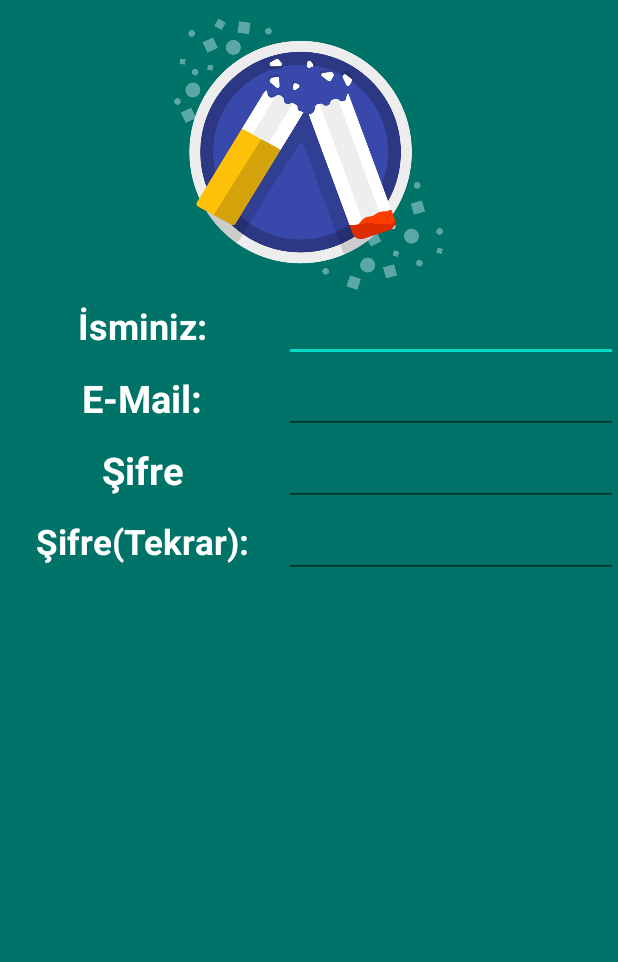
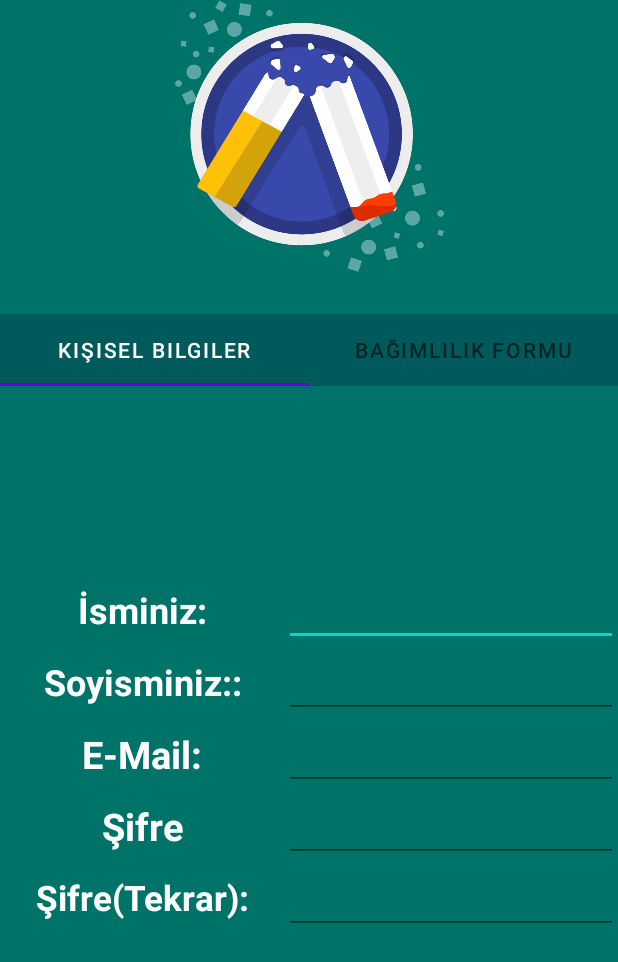
Before and after one commit to ddincerdem/QuitQuick, an Android app: the screen it shows after launch (RegisterActivity), on a phone screen of 412 x 824 dp. Shown: the top 962 px of the screen. Run offline under Robolectric (Android 15) with nearby library versions, the phone set to English and light mode, and no system bars.

```diff
--- a/app/build.gradle
+++ b/app/build.gradle
@@ -33,7 +33,9 @@ dependencies {
     implementation 'androidx.appcompat:appcompat:1.2.0'
     implementation 'com.google.android.material:material:1.3.0'
     implementation 'androidx.constraintlayout:constraintlayout:2.0.4'
+    implementation 'androidx.legacy:legacy-support-v4:1.0.0'
     testImplementation 'junit:junit:4.+'
     androidTestImplementation 'androidx.test.ext:junit:1.1.2'
     androidTestImplementation 'androidx.test.espresso:espresso-core:3.3.0'
+    implementation "androidx.viewpager2:viewpager2:1.0.0"
 }
--- /dev/null
+++ b/app/src/main/java/com/example/quitquick/FormAdapter.java
@@ -0,0 +1,38 @@
+package com.example.quitquick;
+
+
+import android.content.Context;
+
+
+import androidx.fragment.app.Fragment;
+import androidx.fragment.app.FragmentManager;
+import androidx.fragment.app.FragmentPagerAdapter;
+
+import java.lang.reflect.Constructor;
+
+public class FormAdapter extends FragmentPagerAdapter {
+    public Context context;
+    int totalTabs;
+
+    public FormAdapter(FragmentManager fm, Context context, int totalTabs) {
+        super(fm);
+        this.context = context;
+        this.totalTabs = totalTabs;
+    }
+
+    @Override
+    public int getCount() {
+        return totalTabs;
+    }
+
+    public Fragment getItem(int position){
+        switch (position){
+        case 0:
+            form1TabFragment frm1 = new form1TabFragment();
+            return frm1;
+        case 1:
+            form2TabFragment frm2 = new form2TabFragment();
+            return frm2;
+            default:return null;   }
+    }
+}
--- a/app/src/main/java/com/example/quitquick/RegisterActivity.java
+++ b/app/src/main/java/com/example/quitquick/RegisterActivity.java
@@ -1,16 +1,58 @@
 package com.example.quitquick;
 
 import androidx.appcompat.app.AppCompatActivity;
+import androidx.viewpager.widget.ViewPager;
+
 
 import android.os.Bundle;
 
+
+import com.google.android.material.tabs.TabLayout;
+
+
 public class RegisterActivity extends AppCompatActivity {
+    TabLayout tabLayout;
+    ViewPager viewPager;
+
+   // Button btnNext,btnStart,btnQuit;
+    float vv = 0;
+
 
     @Override
     protected void onCreate(Bundle savedInstanceState) {
+
         super.onCreate(savedInstanceState);
         setContentView(R.layout.activity_register);
-        getSupportActionBar().hide();
+
+        //btnNext = findViewById(R.id.btnNext);
+        viewPager = findViewById(R.id.view_pager);
+        tabLayout =  findViewById(R.id.tab_layout);
+
+
+
+
+
+        tabLayout.addTab(tabLayout.newTab().setText("Kişisel Bilgiler"));
+        tabLayout.addTab(tabLayout.newTab().setText("Bağımlılık Formu"));
+        tabLayout.setTabGravity(TabLayout.GRAVITY_FILL);
+
+        FormAdapter adp = new FormAdapter(getSupportFragmentManager(), this, tabLayout.getTabCount());
+        viewPager.setAdapter(adp);
+        viewPager.addOnPageChangeListener(new TabLayout.TabLayoutOnPageChangeListener(tabLayout));
+
+       // btnNext.setTranslationY(300);
+        tabLayout.setTranslationY(300);
+
+
+       // btnNext.setAlpha(vv);
+        tabLayout.setAlpha(vv);
+
+        //btnNext.animate().translationY(0).alpha(1).setDuration(1000).setStartDelay(400).start();
+        tabLayout.animate().translationY(0).alpha(1).setDuration(1000).setStartDelay(600).start();
+
+
+
+
 
     }
 }
--- /dev/null
+++ b/app/src/main/java/com/example/quitquick/form1TabFragment.java
@@ -0,0 +1,30 @@
+package com.example.quitquick;
+
+import android.view.LayoutInflater;
+import android.view.View;
+import android.os.Bundle;
+import android.view.ViewGroup;
+import android.widget.Button;
+import android.widget.EditText;
+
+import androidx.fragment.app.Fragment;
+
+public class form1TabFragment extends Fragment {
+
+
+    EditText etName,etEmail,etPassword,etPasswordConf;
+
+    @Override
+    public View onCreateView(LayoutInflater inflater, ViewGroup container, Bundle savedInstanceState){
+        ViewGroup root = (ViewGroup) inflater.inflate(R.layout.form1_fragment,container,false);
+
+        etName = root.findViewById(R.id.etName);
+        etEmail = root.findViewById(R.id.etEmail);
+        etPassword = root.findViewById(R.id.etPassword);
+        etPasswordConf = root.findViewById(R.id.etPasswordConf);
+
+
+
+        return root;
+    }
+}
--- /dev/null
+++ b/app/src/main/java/com/example/quitquick/form2TabFragment.java
@@ -0,0 +1,46 @@
+package com.example.quitquick;
+
+import android.os.Bundle;
+import android.view.LayoutInflater;
+import android.view.View;
+import android.view.ViewGroup;
+import android.widget.Button;
+
+import androidx.fragment.app.DialogFragment;
+import androidx.fragment.app.Fragment;
+
+public class form2TabFragment extends Fragment {
+
+    Button btnStart,btnQuit;
+
+    @Override
+    public View onCreateView(LayoutInflater inflater, ViewGroup container, Bundle savedInstanceState){
+        ViewGroup root = (ViewGroup) inflater.inflate(R.layout.form2_fragment,container,false);
+
+        btnStart=root.findViewById(R.id.btnPickStart);
+        btnQuit=root.findViewById(R.id.btnPickQuickDate);
+
+        btnQuit.setOnClickListener(v -> {
+
+
+            DialogFragment picker = new DatePicker();
+
+            picker.show(getFragmentManager(), "datePicker");
+
+        });
+
+        btnStart.setOnClickListener(v -> {
+
+            DialogFragment picker = new DatePicker();
+
+            picker.show(getFragmentManager(), "datePicker");
+
+        });
+
+
+
+
+        return root;
+    }
+
+}
--- /dev/null
+++ b/app/src/main/res/drawable/vie_bg.xml
@@ -0,0 +1,7 @@
+<?xml version="1.0" encoding="utf-8"?>
+<shape xmlns:android="http://schemas.android.com/apk/res/android">
+    android:shape="rectangle">
+    <solid android:color="@color/green3"/>
+    <corners android:topLeftRadius="40dp"
+        android:topRightRadius="40dp"/>
+</shape>
--- a/app/src/main/res/layout/activity_register.xml
+++ b/app/src/main/res/layout/activity_register.xml
@@ -7,151 +7,57 @@
     tools:context=".RegisterActivity"
     android:background="@color/green3">
 
-    <LinearLayout
+
+    <ImageView
+        android:id="@+id/imageView"
+        android:layout_width="235dp"
+        android:layout_height="181dp"
+        android:layout_gravity="center"
+        app:layout_constraintEnd_toEndOf="parent"
+        app:layout_constraintStart_toStartOf="parent"
+        app:layout_constraintTop_toTopOf="parent"
+        app:srcCompat="@drawable/ic_main_icon" />
+
+    <androidx.constraintlayout.widget.ConstraintLayout
         android:layout_width="match_parent"
-        android:layout_height="match_parent"
-        android:orientation="vertical"
+        android:layout_height="0dp"
+        app:layout_constraintHeight_percent=".78"
+        app:layout_constraintVertical_bias="1"
         app:layout_constraintBottom_toBottomOf="parent"
         app:layout_constraintEnd_toEndOf="parent"
         app:layout_constraintStart_toStartOf="parent"
         app:layout_constraintTop_toTopOf="parent"
-        app:layout_constraintVertical_bias="0.0">
+        android:background="@drawable/vie_bg">
+            <androidx.viewpager.widget.ViewPager
+                android:id="@+id/view_pager"
+                android:layout_width="match_parent"
+                android:layout_height="0dp"
+                app:layout_constraintHorizontal_bias="0"
+                app:layout_constraintHeight_percent=".7"
+                app:layout_constraintBottom_toBottomOf="parent"
+                app:layout_constraintEnd_toEndOf="parent"
+                app:layout_constraintStart_toStartOf="parent"
+                app:layout_constraintTop_toTopOf="parent"/>
 
-        <LinearLayout
+        <com.google.android.material.tabs.TabLayout
+            android:id="@+id/tab_layout"
             android:layout_width="match_parent"
-            android:layout_height="match_parent"
-            android:orientation="vertical">
+            android:layout_height="wrap_content"
+            android:background="@color/green2"
+            app:tabSelectedTextColor="@color/white"
+            app:layout_constraintBottom_toBottomOf="parent"
+            app:layout_constraintEnd_toEndOf="parent"
+            app:layout_constraintHorizontal_bias="0.0"
+            app:layout_constraintStart_toStartOf="parent"
+            app:layout_constraintTop_toTopOf="parent"
+            app:layout_constraintVertical_bias="0.047" />
 
-            <ImageView
-                android:id="@+id/imageView"
-                android:layout_width="235dp"
-                android:layout_height="181dp"
-                android:layout_gravity="center"
-                android:layout_marginTop="12dp"
-                app:srcCompat="@drawable/ic_main_icon" />
+    </androidx.constraintlayout.widget.ConstraintLayout>
 
-            <TableLayout
-                android:layout_width="match_parent"
-                android:layout_height="match_parent">
 
-                <TableRow
-                    android:layout_width="match_parent"
-                    android:layout_height="match_parent"
-                    android:gravity="center"
-                    >
 
-                    <TextView
-                        android:id="@+id/tvName"
-                        android:layout_width="wrap_content"
-                        android:layout_height="match_parent"
-                        android:layout_weight="1"
-                        android:gravity="center"
-                        android:text="İsminiz:"
-                        android:textColor="@color/white"
-                        android:textSize="24dp"
-                        android:textStyle="bold" />
 
-                    <EditText
-                        android:id="@+id/etName"
-                        android:layout_width="wrap_content"
-                        android:layout_height="wrap_content"
-                        android:layout_weight="1"
-                        android:ems="10"
-                        android:inputType="textPersonName"
-                        android:maxLength="20"
-                        android:maxLines="1"
-                        android:textColor="@color/white"
-                        android:textSize="20dp" />
 
-                </TableRow>
 
-                <TableRow
-                    android:layout_width="match_parent"
-                    android:layout_height="match_parent" >
 
-                    <TextView
-                        android:id="@+id/tvEmail"
-                        android:layout_width="150dp"
-                        android:layout_height="match_parent"
-                        android:layout_weight="1"
-                        android:gravity="center"
-                        android:text="E-Mail:"
-                        android:textColor="@color/white"
-                        android:textSize="25dp"
-                        android:textStyle="bold" />
-
-                    <EditText
-                        android:id="@+id/etEmail"
-                        android:layout_width="wrap_content"
-                        android:layout_height="wrap_content"
-                        android:layout_weight="1"
-                        android:ems="10"
-                        android:inputType="textEmailAddress"
-                        android:maxLength="20"
-                        android:maxLines="1"
-                        android:textColor="@color/white"
-                        android:textSize="20sp" />
-
-                </TableRow>
-
-                <TableRow
-                    android:layout_width="match_parent"
-                    android:layout_height="match_parent" >
-
-                    <TextView
-                        android:id="@+id/tvPassword"
-                        android:layout_width="200dp"
-                        android:layout_height="match_parent"
-                        android:layout_weight="1"
-                        android:gravity="center"
-                        android:text="Şifre"
-                        android:textColor="@color/white"
-                        android:textSize="25dp"
-                        android:textStyle="bold" />
-
-                    <EditText
-                        android:id="@+id/etPassword"
-                        android:layout_width="wrap_content"
-                        android:layout_height="wrap_content"
-                        android:layout_weight="1"
-                        android:ems="10"
-                        android:inputType="textPassword"
-                        android:maxLength="14"
-                        android:maxLines="1"
-                        android:textColor="@color/white"
-                        android:textSize="20sp" />
-
-                </TableRow>
-
-                <TableRow
-                    android:layout_width="match_parent"
-                    android:layout_height="match_parent" >
-
-                    <TextView
-                        android:id="@+id/tvPasswordConf"
-                        android:layout_width="wrap_content"
-                        android:layout_height="match_parent"
-                        android:layout_weight="1"
-                        android:gravity="center"
-                        android:text="Şifre(Tekrar):"
-                        android:textColor="@color/white"
-                        android:textSize="23dp"
-                        android:textStyle="bold" />
-
-                    <EditText
-                        android:id="@+id/etPasswordConf"
-                        android:layout_width="wrap_content"
-                        android:layout_height="wrap_content"
-                        android:layout_weight="1"
-                        android:ems="10"
-                        android:inputType="textPassword"
-                        android:maxLength="14"
-                        android:maxLines="1"
-                        android:textColor="@color/white"
-                        android:textSize="20sp" />
-
-                </TableRow>
-            </TableLayout>
-        </LinearLayout>
-    </LinearLayout>
 </androidx.constraintlayout.widget.ConstraintLayout>
--- /dev/null
+++ b/app/src/main/res/layout/form1_fragment.xml
@@ -0,0 +1,167 @@
+<?xml version="1.0" encoding="utf-8"?>
+<androidx.constraintlayout.widget.ConstraintLayout
+    xmlns:android="http://schemas.android.com/apk/res/android"
+    xmlns:app="http://schemas.android.com/apk/res-auto"
+    android:layout_width="match_parent"
+    android:layout_height="match_parent"
+    android:background="@color/green3">
+
+    <TableLayout
+        android:layout_width="match_parent"
+        android:layout_height="wrap_content"
+        app:layout_constraintBottom_toBottomOf="parent"
+        app:layout_constraintTop_toTopOf="parent">
+
+        <TableRow
+            android:layout_width="match_parent"
+            android:layout_height="match_parent"
+            android:gravity="center">
+
+            <TextView
+                android:id="@+id/tvName"
+                android:layout_width="wrap_content"
+                android:layout_height="match_parent"
+                android:layout_weight="1"
+                android:gravity="center"
+                android:text="İsminiz:"
+                android:textColor="@color/white"
+                android:textSize="24dp"
+                android:textStyle="bold" />
+
+            <EditText
+                android:id="@+id/etName"
+                android:layout_width="wrap_content"
+                android:layout_height="wrap_content"
+                android:layout_weight="1"
+                android:ems="10"
+                android:inputType="textPersonName"
+                android:maxLength="20"
+                android:maxLines="1"
+                android:textColor="@color/white"
+                android:textSize="20dp" />
+
+        </TableRow>
+
+        <TableRow
+            android:layout_width="match_parent"
+            android:layout_height="match_parent"
+            android:layout_weight="1">
+
+            <TextView
+                android:id="@+id/textView"
+                android:layout_width="wrap_content"
+                android:layout_height="match_parent"
+                android:layout_weight="1"
+                android:gravity="center"
+                android:text="Soyisminiz::"
+                android:textColor="@color/white"
+                android:textSize="24dp"
+                android:textStyle="bold" />
+
+            <EditText
+                android:id="@+id/editTextTextPersonName"
+                android:layout_width="wrap_content"
+                android:layout_height="wrap_content"
+                android:layout_weight="1"
+                android:ems="10"
+                android:inputType="textPersonName"
+                android:maxLength="20"
+                android:maxLines="1"
+                android:textColor="@color/white"
+                android:textSize="20dp"/>
+        </TableRow>
+
+        <TableRow
+            android:layout_width="match_parent"
+            android:layout_height="match_parent">
+
+            <TextView
+                android:id="@+id/tvEmail"
+                android:layout_width="150dp"
+                android:layout_height="match_parent"
+                android:layout_weight="1"
+                android:gravity="center"
+                android:text="E-Mail:"
+                android:textColor="@color/white"
+                android:textSize="25dp"
+                android:textStyle="bold" />
+
+            <EditText
+                android:id="@+id/etEmail"
+                android:layout_width="wrap_content"
+                android:layout_height="wrap_content"
+                android:layout_weight="1"
+                android:ems="10"
+                android:inputType="textEmailAddress"
+                android:maxLength="20"
+                android:maxLines="1"
+                android:textColor="@color/white"
+                android:textSize="20sp" />
+
+        </TableRow>
+
+        <TableRow
+            android:layout_width="match_parent"
+            android:layout_height="match_parent">
+
+            <TextView
+                android:id="@+id/tvPassword"
+                android:layout_width="200dp"
+                android:layout_height="match_parent"
+                android:layout_weight="1"
+                android:gravity="center"
+                android:text="Şifre"
+                android:textColor="@color/white"
+                android:textSize="25dp"
+                android:textStyle="bold" />
+
+            <EditText
+                android:id="@+id/etPassword"
+                android:layout_width="wrap_content"
+                android:layout_height="wrap_content"
+                android:layout_weight="1"
+                android:ems="10"
+                android:inputType="textPassword"
+                android:maxLength="14"
+                android:maxLines="1"
+                android:textColor="@color/white"
+                android:textSize="20sp" />
+
+        </TableRow>
+
+        <TableRow
+            android:layout_width="match_parent"
+            android:layout_height="match_parent">
+
+            <TextView
+                android:id="@+id/tvPasswordConf"
+                android:layout_width="wrap_content"
+                android:layout_height="match_parent"
+                android:layout_weight="1"
+                android:gravity="center"
+                android:text="Şifre(Tekrar):"
+                android:textColor="@color/white"
+                android:textSize="23dp"
+                android:textStyle="bold" />
+
+            <EditText
+                android:id="@+id/etPasswordConf"
+                android:layout_width="wrap_content"
+                android:layout_height="wrap_content"
+                android:layout_weight="1"
+                android:ems="10"
+                android:inputType="textPassword"
+                android:maxLength="14"
+                android:maxLines="1"
+                android:textColor="@color/white"
+                android:textSize="20sp" />
+
+        </TableRow>
+
+        <TableRow
+            android:layout_width="match_parent"
+            android:layout_height="match_parent"
+            android:gravity="center"/>
+    </TableLayout>
+
+</androidx.constraintlayout.widget.ConstraintLayout>
--- /dev/null
+++ b/app/src/main/res/layout/fragment_date_picker.xml
@@ -0,0 +1,6 @@
+<?xml version="1.0" encoding="utf-8"?>
+<FrameLayout xmlns:android="http://schemas.android.com/apk/res/android"
+    xmlns:tools="http://schemas.android.com/tools"
+    android:layout_width="match_parent"
+    android:layout_height="match_parent"
+    tools:context=".DatePicker"/>
--- a/app/src/main/res/values/strings.xml
+++ b/app/src/main/res/values/strings.xml
@@ -1,3 +1,6 @@
 <resources>
     <string name="app_name">QuitQuick</string>
+    <!-- TODO: Remove or change this placeholder text -->
+    <string name="hello_blank_fragment">Hello blank fragment</string>
+
 </resources>
--- a/app/src/main/res/values/themes.xml
+++ b/app/src/main/res/values/themes.xml
@@ -1,6 +1,6 @@
 <resources xmlns:tools="http://schemas.android.com/tools">
     <!-- Base application theme. -->
-    <style name="Theme.QuitQuick" parent="Theme.MaterialComponents.DayNight.DarkActionBar">
+    <style name="Theme.QuitQuick" parent="Theme.MaterialComponents.DayNight.NoActionBar">
         <!-- Primary brand color. -->
         <item name="colorPrimary">@color/purple_500</item>
         <item name="colorPrimaryVariant">@color/purple_700</item>
```
Also changed, not shown: app/src/main/java/com/example/quitquick/DatePicker.java (added, +53 -0 lines), app/src/main/res/drawable/button_bg.xml (added, +8 -0 lines), app/src/main/res/layout/form2_fragment.xml (added, +136 -0 lines).
